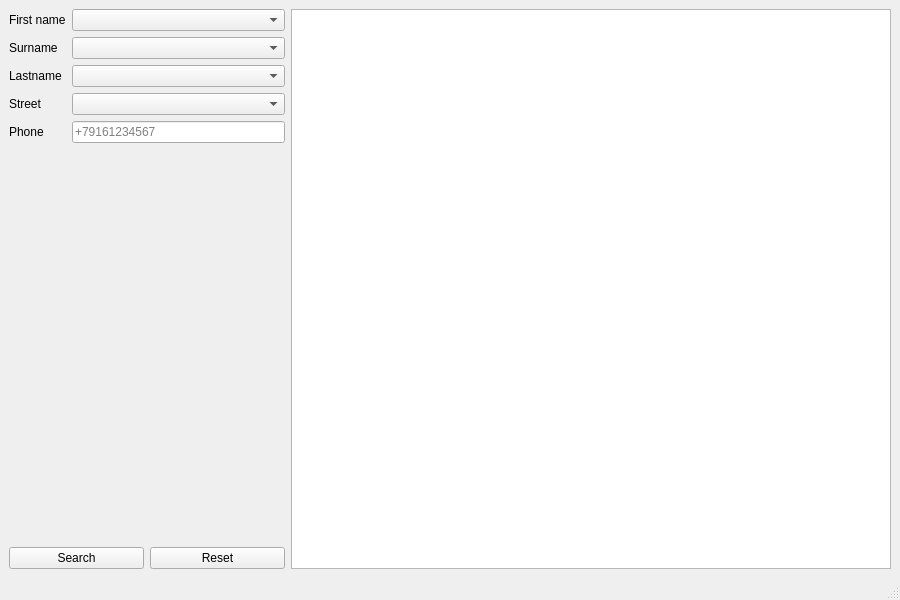
The window that ui/mainWindow.ui (Technohamster-py/mai-db-learn) describes before a commit, drawn with Qt 5.
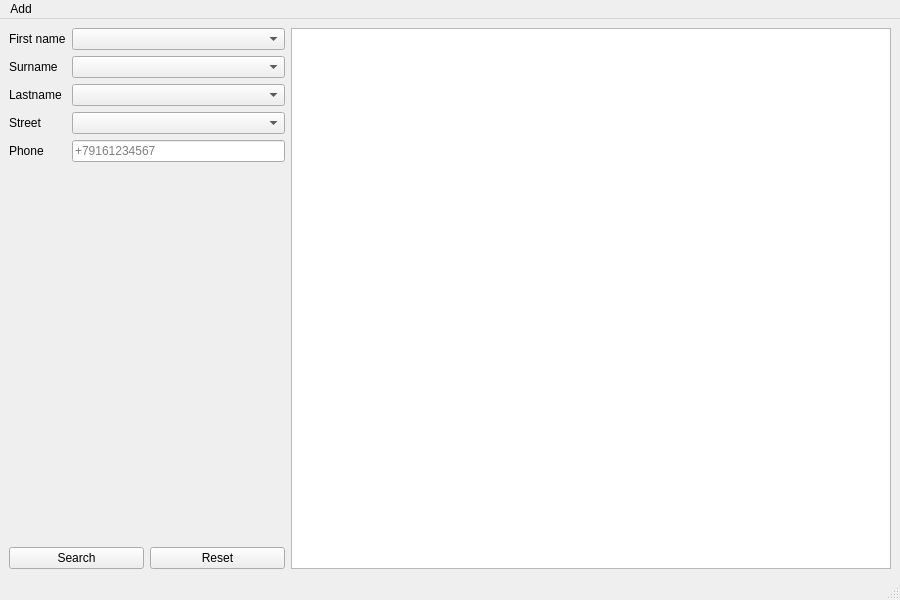
The same window after the commit.

```diff
--- a/ui/mainWindow.ui
+++ b/ui/mainWindow.ui
@@ -144,6 +144,13 @@
      <height>25</height>
     </rect>
    </property>
+   <widget class="QMenu" name="menuAdd">
+    <property name="title">
+     <string>Add</string>
+    </property>
+    <addaction name="actionContact"/>
+   </widget>
+   <addaction name="menuAdd"/>
   </widget>
   <widget class="QStatusBar" name="statusbar"/>
  </widget>
```
Left out of the diff: 5 changed lines with no effect on the pictures.
